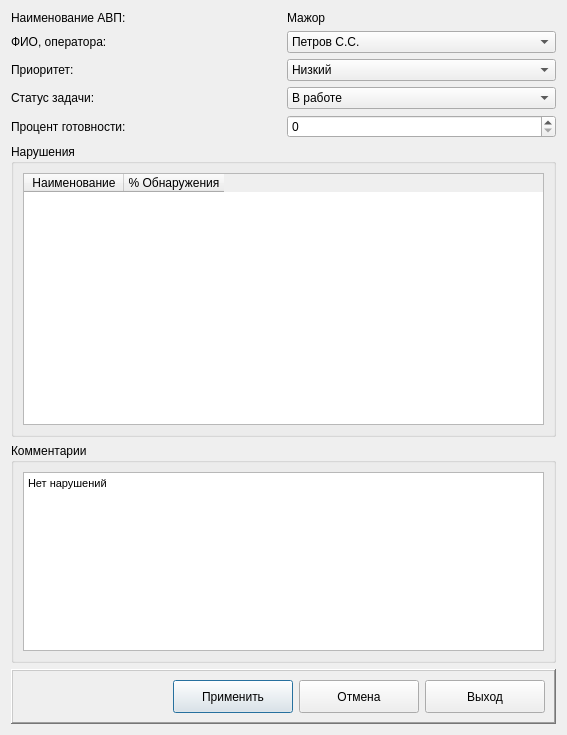
levdikandrey/DataCollector, file arm_o/d_edittaskusers.ui: the form before one commit.
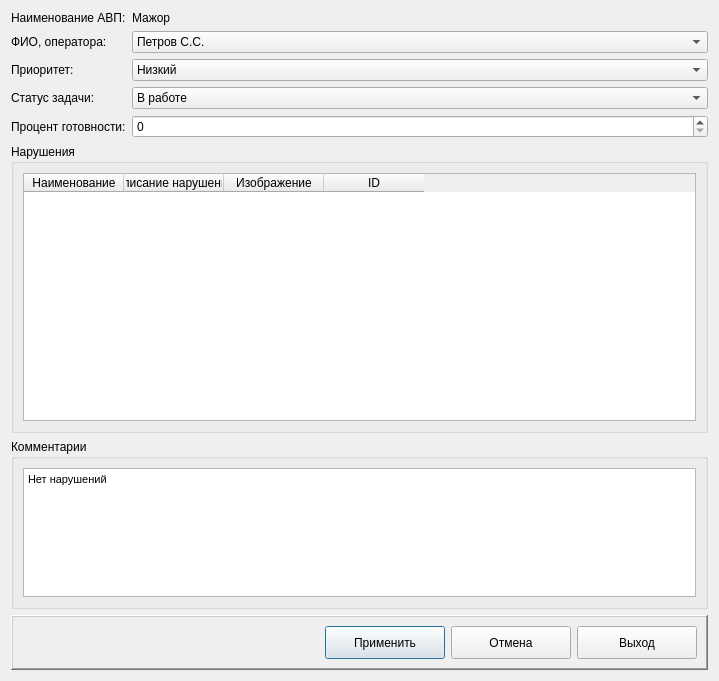
The form after the commit. Icons and pictures are not drawn.

```diff
--- a/arm_o/d_edittaskusers.ui
+++ b/arm_o/d_edittaskusers.ui
@@ -6,8 +6,8 @@
    <rect>
     <x>0</x>
     <y>0</y>
-    <width>567</width>
-    <height>735</height>
+    <width>719</width>
+    <height>681</height>
    </rect>
   </property>
   <property name="windowTitle">
@@ -16,6 +16,12 @@
   <layout class="QGridLayout" name="gridLayout_3">
    <item row="0" column="0">
     <widget class="QLabel" name="label">
+     <property name="sizePolicy">
+      <sizepolicy hsizetype="Minimum" vsizetype="Preferred">
+       <horstretch>0</horstretch>
+       <verstretch>0</verstretch>
+      </sizepolicy>
+     </property>
      <property name="text">
       <string>Наименование АВП:</string>
      </property>
@@ -23,6 +29,12 @@
    </item>
    <item row="0" column="1">
     <widget class="QLabel" name="labelNameAVP">
+     <property name="sizePolicy">
+      <sizepolicy hsizetype="Expanding" vsizetype="Preferred">
+       <horstretch>0</horstretch>
+       <verstretch>0</verstretch>
+      </sizepolicy>
+     </property>
      <property name="text">
       <string>Мажор</string>
      </property>
@@ -101,6 +113,12 @@
      <layout class="QGridLayout" name="gridLayout">
       <item row="0" column="0">
        <widget class="QTableWidget" name="tableWidgetViolation">
+        <property name="selectionBehavior">
+         <enum>QAbstractItemView::SelectRows</enum>
+        </property>
+        <attribute name="horizontalHeaderMinimumSectionSize">
+         <number>0</number>
+        </attribute>
         <column>
          <property name="text">
           <string>Наименование</string>
@@ -108,7 +126,17 @@
         </column>
         <column>
          <property name="text">
-          <string>% Обнаружения</string>
+          <string>Описание нарушения</string>
+         </property>
+        </column>
+        <column>
+         <property name="text">
+          <string>Изображение</string>
+         </property>
+        </column>
+        <column>
+         <property name="text">
+          <string>ID</string>
          </property>
         </column>
        </widget>
@@ -121,7 +149,7 @@
      <property name="maximumSize">
       <size>
        <width>16777215</width>
-       <height>220</height>
+       <height>170</height>
       </size>
      </property>
      <property name="title">
@@ -133,7 +161,7 @@
         <property name="maximumSize">
          <size>
           <width>16777215</width>
-          <height>200</height>
+          <height>150</height>
          </size>
         </property>
         <property name="html">
```
